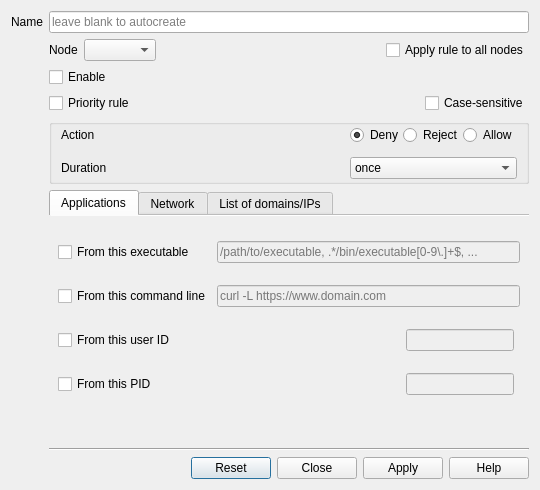
Old version of the form ui/opensnitch/res/ruleseditor.ui in the repository evilsocket/opensnitch.
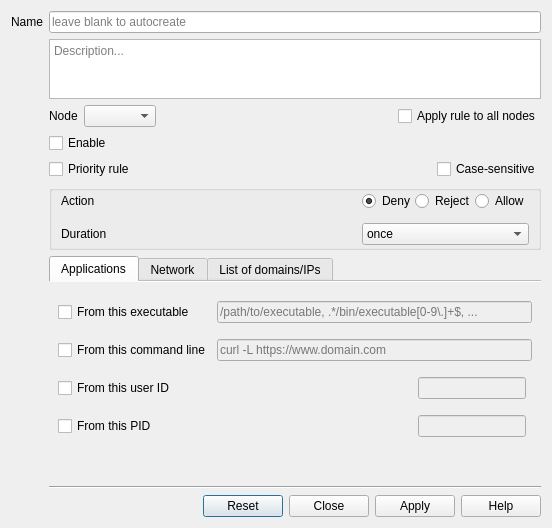
New version of the form. Icons and pictures are not drawn.

Commit message:
ui, rules: added description field
- Added ability to add a description to the rules.
- Display the description field on the Rules view, and remove the internal
  fields (operator, operator_data, etc).
- Added DB migrations.
- Improved rules' executable path field tooltip (#661).

Closes #652 #466

```diff
--- a/ui/opensnitch/res/ruleseditor.ui
+++ b/ui/opensnitch/res/ruleseditor.ui
@@ -6,39 +6,202 @@
    <rect>
     <x>0</x>
     <y>0</y>
-    <width>540</width>
-    <height>490</height>
+    <width>552</width>
+    <height>528</height>
    </rect>
   </property>
+  <property name="sizePolicy">
+   <sizepolicy hsizetype="Preferred" vsizetype="Maximum">
+    <horstretch>0</horstretch>
+    <verstretch>0</verstretch>
+   </sizepolicy>
+  </property>
   <property name="windowTitle">
    <string>Rule</string>
   </property>
   <layout class="QGridLayout" name="gridLayout_4">
-   <item row="2" column="1">
-    <layout class="QHBoxLayout" name="horizontalLayout_4">
-     <item>
-      <widget class="QCheckBox" name="enableCheck">
-       <property name="text">
-        <string>Enable</string>
-       </property>
-      </widget>
-     </item>
-     <item>
-      <spacer name="horizontalSpacer_7">
-       <property name="orientation">
-        <enum>Qt::Horizontal</enum>
-       </property>
-       <property name="sizeHint" stdset="0">
-        <size>
-         <width>40</width>
-         <height>20</height>
-        </size>
-       </property>
-      </spacer>
-     </item>
-    </layout>
+   <item row="5" column="1">
+    <widget class="QGroupBox" name="enableGroup">
+     <property name="sizePolicy">
+      <sizepolicy hsizetype="Preferred" vsizetype="Maximum">
+       <horstretch>0</horstretch>
+       <verstretch>0</verstretch>
+      </sizepolicy>
+     </property>
+     <property name="flat">
+      <bool>false</bool>
+     </property>
+     <property name="checkable">
+      <bool>false</bool>
+     </property>
+     <property name="checked">
+      <bool>false</bool>
+     </property>
+     <layout class="QGridLayout" name="gridLayout" columnstretch="0,0,0,0,0,0,0">
+      <property name="sizeConstraint">
+       <enum>QLayout::SetDefaultConstraint</enum>
+      </property>
+      <property name="topMargin">
+       <number>0</number>
+      </property>
+      <property name="bottomMargin">
+       <number>2</number>
+      </property>
+      <property name="verticalSpacing">
+       <number>12</number>
+      </property>
+      <item row="3" column="1">
+       <widget class="QLabel" name="label_2">
+        <property name="text">
+         <string>Action</string>
+        </property>
+       </widget>
+      </item>
+      <item row="4" column="4">
+       <spacer name="horizontalSpacer_5">
+        <property name="orientation">
+         <enum>Qt::Horizontal</enum>
+        </property>
+        <property name="sizeHint" stdset="0">
+         <size>
+          <width>40</width>
+          <height>20</height>
+         </size>
+        </property>
+       </spacer>
+      </item>
+      <item row="3" column="4">
+       <spacer name="horizontalSpacer_4">
+        <property name="orientation">
+         <enum>Qt::Horizontal</enum>
+        </property>
+        <property name="sizeHint" stdset="0">
+         <size>
+          <width>40</width>
+          <height>20</height>
+         </size>
+        </property>
+       </spacer>
+      </item>
+      <item row="4" column="1">
+       <widget class="QLabel" name="label_4">
+        <property name="text">
+         <string>Duration</string>
+        </property>
+       </widget>
+      </item>
+      <item row="4" column="6">
+       <widget class="QComboBox" name="durationCombo">
+        <item>
+         <property name="text">
+          <string>once</string>
+         </property>
+        </item>
+        <item>
+         <property name="text">
+          <string>30s</string>
+         </property>
+        </item>
+        <item>
+         <property name="text">
+          <string>5m</string>
+         </property>
+        </item>
+        <item>
+         <property name="text">
+          <string>15m</string>
+         </property>
+        </item>
+        <item>
+         <property name="text">
+          <string>30m</string>
+         </property>
+        </item>
+        <item>
+         <property name="text">
+          <string>1h</string>
+         </property>
+        </item>
+        <item>
+         <property name="text">
+          <string>until reboot</string>
+         </property>
+        </item>
+        <item>
+         <property name="text">
+          <string>always</string>
+         </property>
+        </item>
+       </widget>
+      </item>
+      <item row="3" column="6">
+       <layout class="QHBoxLayout" name="horizontalLayout_2">
+        <item>
+         <widget class="QRadioButton" name="actionDenyRadio">
+          <property name="sizePolicy">
+           <sizepolicy hsizetype="Preferred" vsizetype="Fixed">
+            <horstretch>0</horstretch>
+            <verstretch>0</verstretch>
+           </sizepolicy>
+          </property>
+          <property name="toolTip">
+           <string>Deny will just discard the connection</string>
+          </property>
+          <property name="text">
+           <string>Deny</string>
+          </property>
+          <property name="icon">
+           <iconset theme="emblem-important">
+            <normaloff>../../../../../../../../../../../../../../../../../../../../../../../../../../../../../../../../../../../../../../../../../../../../../../../../../../.designer/backup</normaloff>../../../../../../../../../../../../../../../../../../../../../../../../../../../../../../../../../../../../../../../../../../../../../../../../../../.designer/backup</iconset>
+          </property>
+          <property name="checked">
+           <bool>true</bool>
+          </property>
+         </widget>
+        </item>
+        <item>
+         <widget class="QRadioButton" name="actionRejectRadio">
+          <property name="toolTip">
+           <string>Reject will drop the connection, and kill the socket that initiated it</string>
+          </property>
+          <property name="text">
+           <string>Reject</string>
+          </property>
+          <property name="icon">
+           <iconset theme="window-close">
+            <normaloff>.</normaloff>.</iconset>
+          </property>
+         </widget>
+        </item>
+        <item>
+         <widget class="QRadioButton" name="actionAllowRadio">
+          <property name="sizePolicy">
+           <sizepolicy hsizetype="Preferred" vsizetype="Fixed">
+            <horstretch>0</horstretch>
+            <verstretch>0</verstretch>
+           </sizepolicy>
+          </property>
+          <property name="toolTip">
+           <string>Allow will allow the connection</string>
+          </property>
+          <property name="layoutDirection">
+           <enum>Qt::LeftToRight</enum>
+          </property>
+          <property name="text">
+           <string>Allow</string>
+          </property>
+          <property name="icon">
+           <iconset theme="emblem-default">
+            <normaloff>../../../../../../../../../../../../../../../../../../../../../../../../../../../../../../../../../../../../../../../../../../../../../../../../../../.designer/backup</normaloff>../../../../../../../../../../../../../../../../../../../../../../../../../../../../../../../../../../../../../../../../../../../../../../../../../../.designer/backup</iconset>
+          </property>
+         </widget>
+        </item>
+       </layout>
+      </item>
+     </layout>
+    </widget>
    </item>
-   <item row="3" column="1">
+   <item row="4" column="1">
     <layout class="QHBoxLayout" name="horizontalLayout_5">
      <item>
       <widget class="QCheckBox" name="precedenceCheck">
@@ -80,7 +243,63 @@
      </item>
     </layout>
    </item>
-   <item row="8" column="1">
+   <item row="1" column="1">
+    <widget class="QPlainTextEdit" name="ruleDescEdit">
+     <property name="sizePolicy">
+      <sizepolicy hsizetype="Expanding" vsizetype="Fixed">
+       <horstretch>0</horstretch>
+       <verstretch>0</verstretch>
+      </sizepolicy>
+     </property>
+     <property name="maximumSize">
+      <size>
+       <width>16777215</width>
+       <height>60</height>
+      </size>
+     </property>
+     <property name="placeholderText">
+      <string>Description...</string>
+     </property>
+    </widget>
+   </item>
+   <item row="3" column="1">
+    <layout class="QHBoxLayout" name="horizontalLayout_4">
+     <item>
+      <widget class="QCheckBox" name="enableCheck">
+       <property name="text">
+        <string>Enable</string>
+       </property>
+      </widget>
+     </item>
+     <item>
+      <spacer name="horizontalSpacer_7">
+       <property name="orientation">
+        <enum>Qt::Horizontal</enum>
+       </property>
+       <property name="sizeHint" stdset="0">
+        <size>
+         <width>40</width>
+         <height>20</height>
+        </size>
+       </property>
+      </spacer>
+     </item>
+    </layout>
+   </item>
+   <item row="0" column="0">
+    <widget class="QLabel" name="label">
+     <property name="sizePolicy">
+      <sizepolicy hsizetype="Preferred" vsizetype="Preferred">
+       <horstretch>0</horstretch>
+       <verstretch>0</verstretch>
+      </sizepolicy>
+     </property>
+     <property name="text">
+      <string>Name</string>
+     </property>
+    </widget>
+   </item>
+   <item row="9" column="1">
     <layout class="QHBoxLayout" name="horizontalLayout_3">
      <item>
       <spacer name="horizontalSpacer_6">
@@ -110,7 +329,53 @@
      </item>
     </layout>
    </item>
-   <item row="1" column="1">
+   <item row="7" column="1">
+    <widget class="QLabel" name="statusLabel">
+     <property name="enabled">
+      <bool>true</bool>
+     </property>
+     <property name="text">
+      <string/>
+     </property>
+     <property name="wordWrap">
+      <bool>true</bool>
+     </property>
+    </widget>
+   </item>
+   <item row="0" column="1">
+    <widget class="QLineEdit" name="ruleNameEdit">
+     <property name="enabled">
+      <bool>true</bool>
+     </property>
+     <property name="sizePolicy">
+      <sizepolicy hsizetype="Expanding" vsizetype="Maximum">
+       <horstretch>0</horstretch>
+       <verstretch>0</verstretch>
+      </sizepolicy>
+     </property>
+     <property name="toolTip">
+      <string>The rules are checked in alphabetical order, so you can name them accordingly to prioritize them.
+
+000-allow-localhost
+001-deny-broadcast
+...</string>
+     </property>
+     <property name="placeholderText">
+      <string>leave blank to autocreate</string>
+     </property>
+     <property name="clearButtonEnabled">
+      <bool>true</bool>
+     </property>
+    </widget>
+   </item>
+   <item row="8" column="1">
+    <widget class="Line" name="line">
+     <property name="orientation">
+      <enum>Qt::Horizontal</enum>
+     </property>
+    </widget>
+   </item>
+   <item row="2" column="1">
     <layout class="QHBoxLayout" name="horizontalLayout">
      <item>
       <widget class="QLabel" name="label_3">
@@ -144,7 +409,7 @@
      </item>
     </layout>
    </item>
-   <item row="5" column="1">
+   <item row="6" column="1">
     <widget class="QTabWidget" name="tabWidget">
      <property name="currentIndex">
       <number>0</number>
@@ -684,222 +949,6 @@
      </widget>
     </widget>
    </item>
-   <item row="6" column="1">
-    <widget class="QLabel" name="statusLabel">
-     <property name="enabled">
-      <bool>true</bool>
-     </property>
-     <property name="text">
-      <string/>
-     </property>
-     <property name="wordWrap">
-      <bool>true</bool>
-     </property>
-    </widget>
-   </item>
-   <item row="0" column="1">
-    <widget class="QLineEdit" name="ruleNameEdit">
-     <property name="enabled">
-      <bool>true</bool>
-     </property>
-     <property name="toolTip">
-      <string>The rules are checked in alphabetical order, so you can name them accordingly to prioritize them.
-
-000-allow-localhost
-001-deny-broadcast
-...</string>
-     </property>
-     <property name="placeholderText">
-      <string>leave blank to autocreate</string>
-     </property>
-    </widget>
-   </item>
-   <item row="7" column="1">
-    <widget class="Line" name="line">
-     <property name="orientation">
-      <enum>Qt::Horizontal</enum>
-     </property>
-    </widget>
-   </item>
-   <item row="4" column="1">
-    <widget class="QGroupBox" name="enableGroup">
-     <property name="flat">
-      <bool>false</bool>
-     </property>
-     <property name="checkable">
-      <bool>false</bool>
-     </property>
-     <property name="checked">
-      <bool>false</bool>
-     </property>
-     <layout class="QGridLayout" name="gridLayout" columnstretch="0,0,0,0,0,0,0">
-      <property name="sizeConstraint">
-       <enum>QLayout::SetDefaultConstraint</enum>
-      </property>
-      <property name="topMargin">
-       <number>0</number>
-      </property>
-      <property name="bottomMargin">
-       <number>2</number>
-      </property>
-      <property name="verticalSpacing">
-       <number>12</number>
-      </property>
-      <item row="3" column="1">
-       <widget class="QLabel" name="label_2">
-        <property name="text">
-         <string>Action</string>
-        </property>
-       </widget>
-      </item>
-      <item row="4" column="4">
-       <spacer name="horizontalSpacer_5">
-        <property name="orientation">
-         <enum>Qt::Horizontal</enum>
-        </property>
-        <property name="sizeHint" stdset="0">
-         <size>
-          <width>40</width>
-          <height>20</height>
-         </size>
-        </property>
-       </spacer>
-      </item>
-      <item row="3" column="4">
-       <spacer name="horizontalSpacer_4">
-        <property name="orientation">
-         <enum>Qt::Horizontal</enum>
-        </property>
-        <property name="sizeHint" stdset="0">
-         <size>
-          <width>40</width>
-          <height>20</height>
-         </size>
-        </property>
-       </spacer>
-      </item>
-      <item row="4" column="1">
-       <widget class="QLabel" name="label_4">
-        <property name="text">
-         <string>Duration</string>
-        </property>
-       </widget>
-      </item>
-      <item row="4" column="6">
-       <widget class="QComboBox" name="durationCombo">
-        <item>
-         <property name="text">
-          <string>once</string>
-         </property>
-        </item>
-        <item>
-         <property name="text">
-          <string>30s</string>
-         </property>
-        </item>
-        <item>
-         <property name="text">
-          <string>5m</string>
-         </property>
-        </item>
-        <item>
-         <property name="text">
-          <string>15m</string>
-         </property>
-        </item>
-        <item>
-         <property name="text">
-          <string>30m</string>
-         </property>
-        </item>
-        <item>
-         <property name="text">
-          <string>1h</string>
-         </property>
-        </item>
-        <item>
-         <property name="text">
-          <string>until reboot</string>
-         </property>
-        </item>
-        <item>
-         <property name="text">
-          <string>always</string>
-         </property>
-        </item>
-       </widget>
-      </item>
-      <item row="3" column="6">
-       <layout class="QHBoxLayout" name="horizontalLayout_2">
-        <item>
-         <widget class="QRadioButton" name="actionDenyRadio">
-          <property name="sizePolicy">
-           <sizepolicy hsizetype="Preferred" vsizetype="Fixed">
-            <horstretch>0</horstretch>
-            <verstretch>0</verstretch>
-           </sizepolicy>
-          </property>
-          <property name="text">
-           <string>Deny</string>
-          </property>
-          <property name="icon">
-           <iconset theme="emblem-important">
-            <normaloff>../../../../../../../../../../../../../../../../../../../../../../../../../../../../../../../../../../../../../../../../../../../../../../../../../../.designer/backup</normaloff>../../../../../../../../../../../../../../../../../../../../../../../../../../../../../../../../../../../../../../../../../../../../../../../../../../.designer/backup</iconset>
-          </property>
-          <property name="checked">
-           <bool>true</bool>
-          </property>
-         </widget>
-        </item>
-        <item>
-         <widget class="QRadioButton" name="actionRejectRadio">
-          <property name="text">
-           <string>Reject</string>
-          </property>
-          <property name="icon">
-           <iconset theme="window-close">
-            <normaloff>.</normaloff>.</iconset>
-          </property>
-         </widget>
-        </item>
-        <item>
-         <widget class="QRadioButton" name="actionAllowRadio">
-          <property name="sizePolicy">
-           <sizepolicy hsizetype="Preferred" vsizetype="Fixed">
-            <horstretch>0</horstretch>
-            <verstretch>0</verstretch>
-           </sizepolicy>
-          </property>
-          <property name="layoutDirection">
-           <enum>Qt::LeftToRight</enum>
-          </property>
-          <property name="text">
-           <string>Allow</string>
-          </property>
-          <property name="icon">
-           <iconset theme="emblem-default">
-            <normaloff>../../../../../../../../../../../../../../../../../../../../../../../../../../../../../../../../../../../../../../../../../../../../../../../../../../.designer/backup</normaloff>../../../../../../../../../../../../../../../../../../../../../../../../../../../../../../../../../../../../../../../../../../../../../../../../../../.designer/backup</iconset>
-          </property>
-         </widget>
-        </item>
-       </layout>
-      </item>
-     </layout>
-    </widget>
-   </item>
-   <item row="0" column="0">
-    <widget class="QLabel" name="label">
-     <property name="sizePolicy">
-      <sizepolicy hsizetype="Preferred" vsizetype="Preferred">
-       <horstretch>0</horstretch>
-       <verstretch>0</verstretch>
-      </sizepolicy>
-     </property>
-     <property name="text">
-      <string>Name</string>
-     </property>
-    </widget>
-   </item>
   </layout>
  </widget>
  <resources/>
```
Left out of the diff: 26 changed lines with no effect on the pictures. The commit also changes 9 other files.
